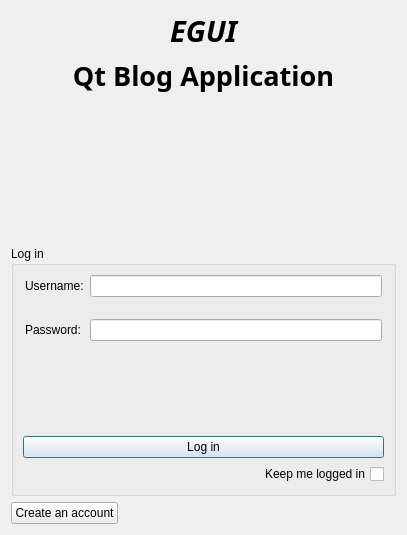
Before: the Qt Designer form logindialog.ui in Kliszek/Qt-Blog-Application, drawn with Qt 5.
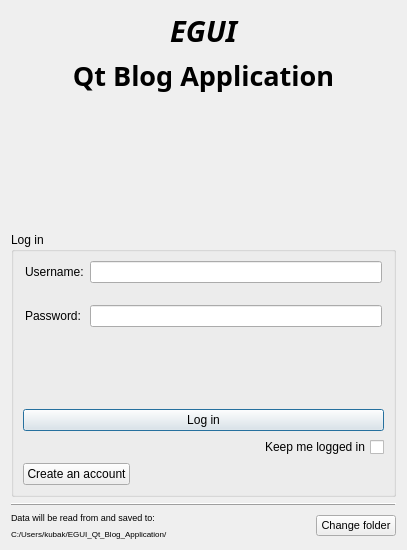
After: the same form once the commit is applied.

Commit message: Added the possibility to change the data folder

Diff of the .ui file:
```diff
--- a/logindialog.ui
+++ b/logindialog.ui
@@ -7,13 +7,13 @@
     <x>0</x>
     <y>0</y>
     <width>407</width>
-    <height>535</height>
+    <height>550</height>
    </rect>
   </property>
   <property name="windowTitle">
    <string>Log in</string>
   </property>
-  <layout class="QVBoxLayout" name="verticalLayout_2">
+  <layout class="QVBoxLayout" name="verticalLayout_3">
    <item>
     <widget class="QLabel" name="label_8">
      <property name="font">
@@ -185,6 +185,9 @@
           <property name="text">
            <string>Log in</string>
           </property>
+          <property name="default">
+           <bool>true</bool>
+          </property>
          </widget>
         </item>
        </layout>
@@ -202,20 +205,87 @@
         </property>
        </widget>
       </item>
+      <item>
+       <layout class="QHBoxLayout" name="horizontalLayout">
+        <item>
+         <widget class="QPushButton" name="btnRegister">
+          <property name="text">
+           <string>Create an account</string>
+          </property>
+         </widget>
+        </item>
+        <item>
+         <spacer name="horizontalSpacer">
+          <property name="orientation">
+           <enum>Qt::Horizontal</enum>
+          </property>
+          <property name="sizeHint" stdset="0">
+           <size>
+            <width>40</width>
+            <height>20</height>
+           </size>
+          </property>
+         </spacer>
+        </item>
+       </layout>
+      </item>
      </layout>
     </widget>
    </item>
    <item>
-    <layout class="QHBoxLayout" name="horizontalLayout">
+    <widget class="Line" name="line">
+     <property name="windowModality">
+      <enum>Qt::NonModal</enum>
+     </property>
+     <property name="sizePolicy">
+      <sizepolicy hsizetype="Expanding" vsizetype="Fixed">
+       <horstretch>0</horstretch>
+       <verstretch>0</verstretch>
+      </sizepolicy>
+     </property>
+     <property name="frameShadow">
+      <enum>QFrame::Raised</enum>
+     </property>
+     <property name="lineWidth">
+      <number>1</number>
+     </property>
+     <property name="orientation">
+      <enum>Qt::Horizontal</enum>
+     </property>
+    </widget>
+   </item>
+   <item>
+    <layout class="QHBoxLayout" name="horizontalLayout_3">
      <item>
-      <widget class="QPushButton" name="btnRegister">
-       <property name="text">
-        <string>Create an account</string>
-       </property>
-      </widget>
+      <layout class="QVBoxLayout" name="verticalLayout_2">
+       <item>
+        <widget class="QLabel" name="label_4">
+         <property name="font">
+          <font>
+           <pointsize>7</pointsize>
+          </font>
+         </property>
+         <property name="text">
+          <string>Data will be read from and saved to:</string>
+         </property>
+        </widget>
+       </item>
+       <item>
+        <widget class="QLabel" name="txtDataDir">
+         <property name="font">
+          <font>
+           <pointsize>6</pointsize>
+          </font>
+         </property>
+         <property name="text">
+          <string>C:/Users/kubak/EGUI_Qt_Blog_Application/</string>
+         </property>
+        </widget>
+       </item>
+      </layout>
      </item>
      <item>
-      <spacer name="horizontalSpacer">
+      <spacer name="horizontalSpacer_2">
        <property name="orientation">
         <enum>Qt::Horizontal</enum>
        </property>
@@ -227,6 +297,18 @@
        </property>
       </spacer>
      </item>
+     <item>
+      <widget class="QPushButton" name="btnChangeFolder">
+       <property name="font">
+        <font>
+         <pointsize>8</pointsize>
+        </font>
+       </property>
+       <property name="text">
+        <string>Change folder</string>
+       </property>
+      </widget>
+     </item>
     </layout>
    </item>
   </layout>
```
The commit also changes 8 other files.
